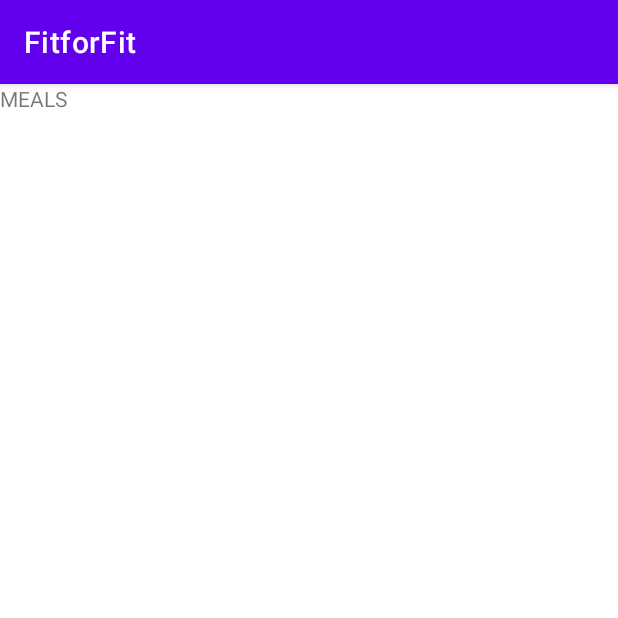
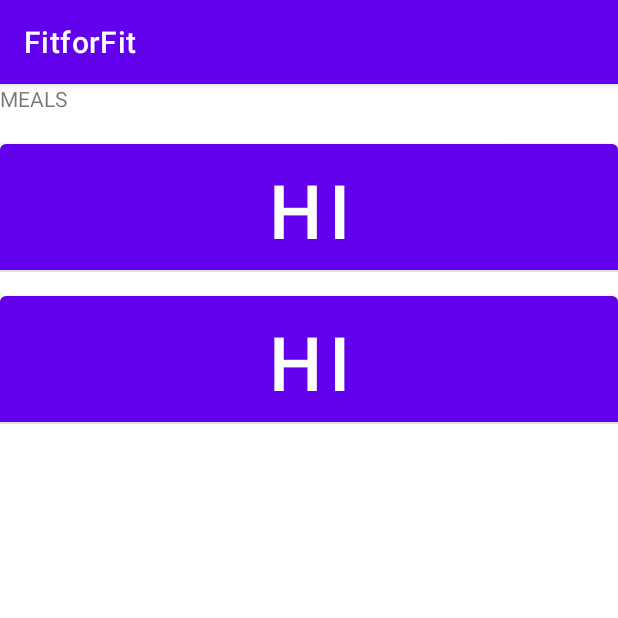
Before and after one commit to StardOva/Softwareprojekt, an Android app: the fragment TrackerMealsFragment shown on its own in the app's theme, on a phone screen of 412 x 824 dp, the top half of it. Run offline under Robolectric (Android 15) with nearby library versions, the phone set to English and light mode, and no system bars; our stand-ins replace Room's generated code.

Commit message:
TrackerMealsFragment shows meal entities

```diff
--- a/app/src/main/AndroidManifest.xml
+++ b/app/src/main/AndroidManifest.xml
@@ -11,7 +11,11 @@
         android:theme="@style/Theme.FitforFit">
         <activity
             android:name=".ui.main.TrackerDayActivity"
-            android:exported="false" />
+            android:exported="false">
+            <meta-data
+            android:name="android.support.PARENT_ACTIVITY"
+            android:value=".MainActivity" />
+        </activity>
         <activity
             android:name=".MainActivity"
             android:exported="true"
--- /dev/null
+++ b/app/src/main/java/com/example/fitforfit/adapter/MealListAdapter.java
@@ -0,0 +1,87 @@
+package com.example.fitforfit.adapter;
+
+import android.content.Context;
+import android.content.Intent;
+import android.util.Log;
+import android.view.LayoutInflater;
+import android.view.View;
+import android.view.ViewGroup;
+import android.widget.Button;
+
+import androidx.annotation.NonNull;
+import androidx.recyclerview.widget.RecyclerView;
+
+import com.example.fitforfit.R;
+import com.example.fitforfit.entity.Day;
+import com.example.fitforfit.entity.Meal;
+import com.example.fitforfit.ui.main.TrackerDayActivity;
+
+import java.util.List;
+
+public class MealListAdapter extends RecyclerView.Adapter<MealListAdapter.MyViewHolder>{
+
+    private Context context;
+    private Context dayActivity;
+
+    private List<Meal> mealList;
+
+    public MealListAdapter(Context context) {
+        this.context = context;
+    }
+
+    public void setContext(Context dayActivity){
+        this.dayActivity = dayActivity;
+    }
+
+    public void setDayList(List<Meal> mealList) {
+        this.mealList = mealList;
+        notifyDataSetChanged();
+    }
+
+
+
+    @NonNull
+    @Override
+    public MealListAdapter.MyViewHolder onCreateViewHolder(@NonNull ViewGroup parent, int viewType) {
+        View view = LayoutInflater.from(context).inflate(R.layout.recycler_row_tracker_meals, parent, false);
+
+        return new MyViewHolder(view);
+    }
+
+    @Override
+    public void onBindViewHolder(@NonNull MealListAdapter.MyViewHolder holder, int position) {
+        holder.mealButton.setText("Hi");
+       /* String date = this.mealList.get(position).date;
+        String[] split = this.mealList.get(position).date.split("-");
+        String displayDate = split[2]+"."+split[1]+".";
+        holder.dayButton.setText(displayDate);
+
+        holder.dayButton.setOnClickListener(v -> {
+            Log.d("DayButton", split[2]+"."+split[1]+".");
+
+            Intent intent = new Intent(dayActivity, TrackerDayActivity.class);
+            intent.putExtra("date", date);
+            dayActivity.startActivity(intent);
+
+        });*/
+    }
+
+    @Override
+    public int getItemCount() {
+        return  this.mealList.size();
+    }
+
+    public class MyViewHolder extends RecyclerView.ViewHolder{
+        /*TextView tvFirstName;
+        TextView tvLastName;*/
+        Button mealButton;
+
+        public MyViewHolder(View view) {
+            super(view);
+            /*tvFirstName = view.findViewById(R.id.tvFirstName);
+            tvLastName = view.findViewById(R.id.tvLastName);*/
+            mealButton = view.findViewById(R.id.buttonMeal);
+
+        }
+    }
+}
--- a/app/src/main/java/com/example/fitforfit/fragments/TrackerMealsFragment.java
+++ b/app/src/main/java/com/example/fitforfit/fragments/TrackerMealsFragment.java
@@ -1,5 +1,6 @@
 package com.example.fitforfit.fragments;
 
+import android.os.AsyncTask;
 import android.os.Bundle;
 import android.view.LayoutInflater;
 import android.view.View;
@@ -8,13 +9,26 @@ import android.view.ViewGroup;
 import androidx.annotation.NonNull;
 import androidx.annotation.Nullable;
 import androidx.fragment.app.Fragment;
+import androidx.recyclerview.widget.DividerItemDecoration;
+import androidx.recyclerview.widget.LinearLayoutManager;
+import androidx.recyclerview.widget.RecyclerView;
 
 import com.example.fitforfit.R;
+import com.example.fitforfit.adapter.DayListAdapter;
+import com.example.fitforfit.adapter.MealListAdapter;
+import com.example.fitforfit.database.AppDatabase;
 import com.example.fitforfit.databinding.FragmentMainBinding;
+import com.example.fitforfit.entity.Day;
+import com.example.fitforfit.entity.Meal;
+import com.example.fitforfit.singleton.Database;
+import com.example.fitforfit.ui.main.TrackerDayActivity;
+
+import java.util.List;
 
 public class TrackerMealsFragment extends Fragment {
 
     private FragmentMainBinding binding;
+    private MealListAdapter mealListAdapter;
 
 
 
@@ -36,12 +50,39 @@ public class TrackerMealsFragment extends Fragment {
 
     @Override
     public void onViewCreated(@NonNull View view, @Nullable Bundle savedInstanceState) {
+
+
+
+
         initRecyclerView(view);
+        loadMealList();
 
     }
 
+    private void loadMealList() {
+        Meal meal = new Meal();
+        meal.meal_name = "Mittag";
+        meal.time = "18:34";
+        meal.day_id = 3;
+
+        AppDatabase db = Database.getInstance(getActivity());
+        db.mealDao().insert(meal);
+
+        List<Meal> mealList = db.mealDao().getAllMeals();
+        mealListAdapter.setContext(getActivity());
+        mealListAdapter.setDayList(mealList);
+    }
+
     private void initRecyclerView(View view) {
+        AsyncTask.execute(() -> {
+            RecyclerView recyclerView = view.findViewById(R.id.recyclerViewTrackerMeals);
+            recyclerView.setLayoutManager(new LinearLayoutManager(getActivity()));
 
+            DividerItemDecoration dividerItemDecoration = new DividerItemDecoration(getActivity(), DividerItemDecoration.VERTICAL);
+            recyclerView.addItemDecoration(dividerItemDecoration);
+            mealListAdapter = new MealListAdapter(getActivity());
+            recyclerView.setAdapter(mealListAdapter);
+        });
     }
 
 
--- a/app/src/main/java/com/example/fitforfit/ui/main/TrackerDayActivity.java
+++ b/app/src/main/java/com/example/fitforfit/ui/main/TrackerDayActivity.java
@@ -20,6 +20,7 @@ public class TrackerDayActivity extends AppCompatActivity {
 
     private ActivityDayBinding binding;
     TextView dateText;
+
     Button returnButton;
 
     @StringRes
@@ -57,14 +58,7 @@ public class TrackerDayActivity extends AppCompatActivity {
 
 
 
-        /*
-        TO DO
-        Return Button entfernen
-        -> Parent Acitivity MainActivity setzen
-        -> über "Pfeil" im oberen Menü navigieren
-         */
-        returnButton = findViewById(R.id.return_button);
-        returnButton.setOnClickListener(view -> onReturnButtonClick());
+
 
     }
 
--- a/app/src/main/res/layout/activity_day.xml
+++ b/app/src/main/res/layout/activity_day.xml
@@ -13,11 +13,7 @@
         android:layout_width="match_parent"
         android:layout_height="wrap_content" />
 
-    <Button
-        android:id="@+id/return_button"
-        android:layout_width="match_parent"
-        android:layout_height="wrap_content"
-        android:text="Return to Main" />
+
 
     <androidx.viewpager2.widget.ViewPager2
         android:id="@+id/day_view_pager"
--- a/app/src/main/res/layout/fragment_tracker_meals.xml
+++ b/app/src/main/res/layout/fragment_tracker_meals.xml
@@ -1,14 +1,23 @@
 <?xml version="1.0" encoding="utf-8"?>
-<FrameLayout xmlns:android="http://schemas.android.com/apk/res/android"
+<androidx.constraintlayout.widget.ConstraintLayout xmlns:android="http://schemas.android.com/apk/res/android"
+    xmlns:app="http://schemas.android.com/apk/res-auto"
     xmlns:tools="http://schemas.android.com/tools"
     android:layout_width="match_parent"
-    android:layout_height="match_parent"
-    tools:context=".fragments.TrackerStatsFragment">
+    android:layout_height="match_parent">
 
-    <!-- TODO: Update blank fragment layout -->
     <TextView
+        android:id="@+id/textView9"
+        android:layout_width="wrap_content"
+        android:layout_height="wrap_content"
+        android:text="MEALS"
+        app:layout_constraintStart_toStartOf="parent"
+        app:layout_constraintTop_toTopOf="parent" />
+
+    <androidx.recyclerview.widget.RecyclerView
+        android:id="@+id/recyclerViewTrackerMeals"
         android:layout_width="match_parent"
-        android:layout_height="match_parent"
-        android:text="MEALS" />
-
-</FrameLayout>
+        android:layout_height="wrap_content"
+        android:layout_marginTop="24dp"
+        app:layout_constraintStart_toStartOf="parent"
+        app:layout_constraintTop_toTopOf="parent" />
+</androidx.constraintlayout.widget.ConstraintLayout>
--- /dev/null
+++ b/app/src/main/res/layout/recycler_row_tracker_meals.xml
@@ -0,0 +1,18 @@
+<?xml version="1.0" encoding="utf-8"?>
+<LinearLayout xmlns:android="http://schemas.android.com/apk/res/android"
+    android:id="@+id/linearLayout"
+    android:layout_width="match_parent"
+    android:layout_height="wrap_content"
+    android:orientation="vertical">
+
+    <Button
+        android:id="@+id/buttonMeal"
+        android:layout_width="match_parent"
+        android:layout_height="100dp"
+        android:text="Meal"
+        android:translationY="10dp"
+        android:textSize="50dp"
+
+        />
+
+</LinearLayout>
```
